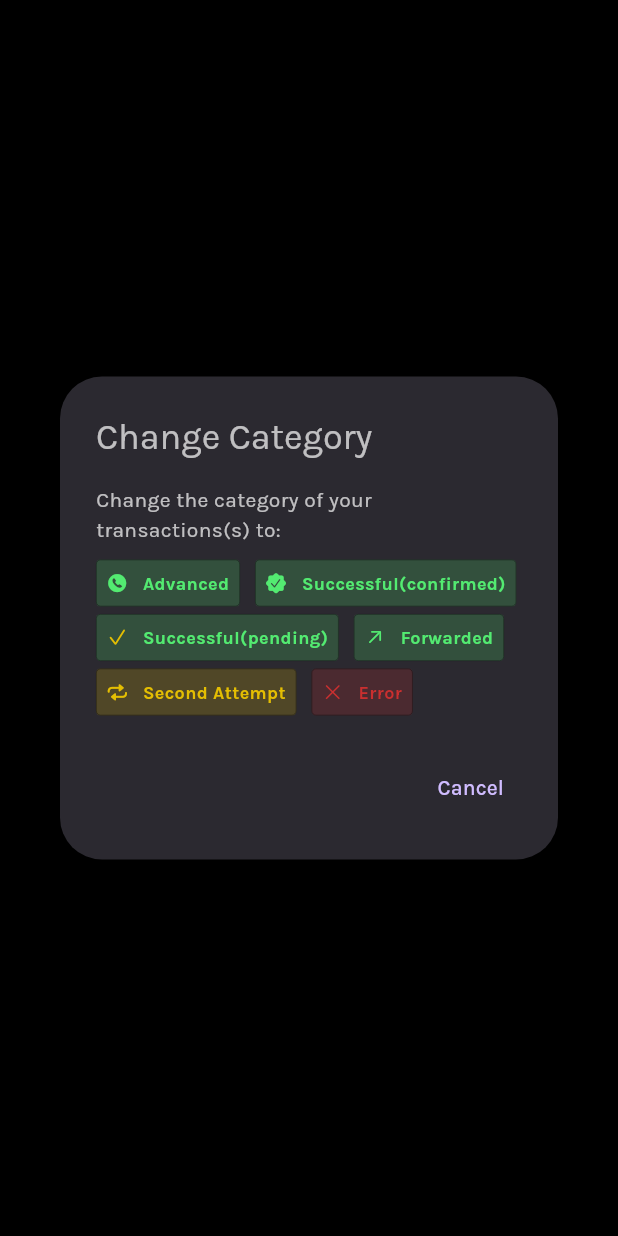
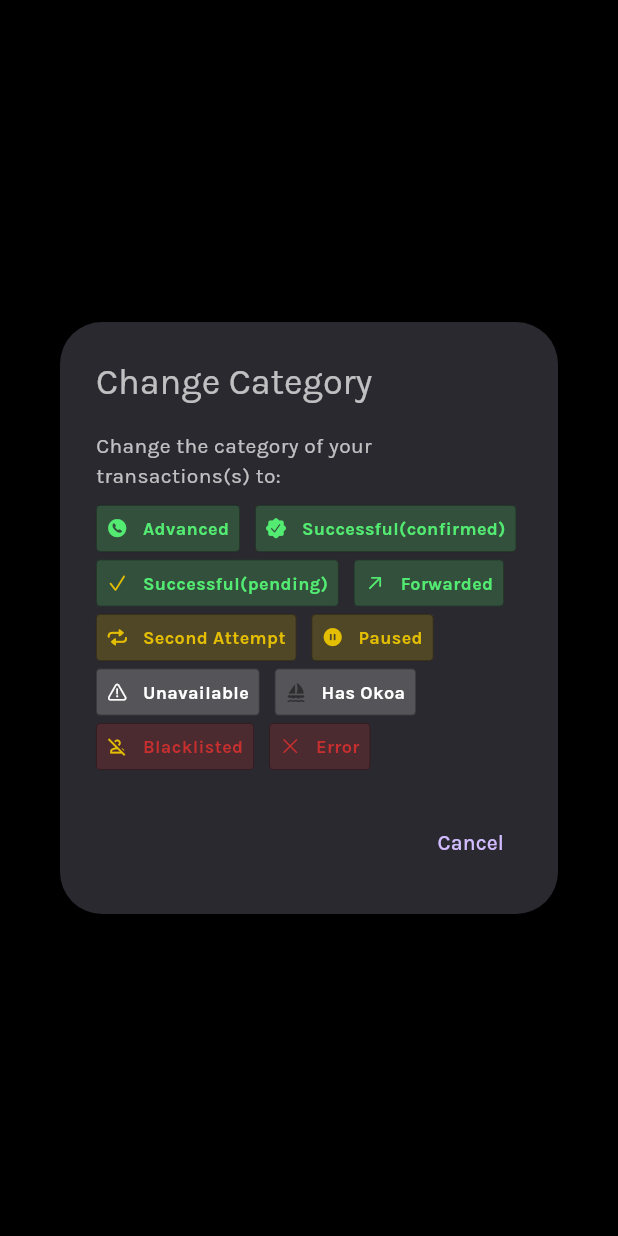
Before and after one commit to kemboikiplagat785-blip/bsat-flutter, a Flutter app: what showChangeCategoryDialog() shows on an empty page, opened directly, on a phone screen of 412 x 824 dp. Run offline on Flutter 3.47's test engine with Material 3 defaults, Android fonts, the light colour scheme and no system bars; our stand-ins replace csv, file_picker, firebase_auth, firebase_core, firebase_crashlytics, firebase_database and 10 more; missing offline and left inert: another_telephony, background_sms, flutter_accessibility_service, flutter_background_service, flutter_background_service_android, sim_data and 3 more; accounts and stored records are empty.

Commit message:
Bump version to 3.8.0+2

```diff
--- a/lib/components/dialogs/change category_dialog.dart
+++ b/lib/components/dialogs/change category_dialog.dart
@@ -128,6 +128,113 @@ Future<String?> showChangeCategoryDialog(BuildContext context) {
                   textSize: 12,
                   accentColor: kWarningColor,
                 ),
+                // New: Paused
+                toolButton(
+                  () async {
+                    if ((await showConfirmDialog(context,
+                            message: 'Change category to Paused?')) ??
+                        false) {
+                      Navigator.of(context).pop(TransactionStatuses.paused);
+                    }
+                  },
+                  Icon(
+                    CupertinoIcons.pause_circle_fill,
+                    color: kWarningColor,
+                    size: 14,
+                  ),
+                  'Paused',
+                  context,
+                  withBorder: true,
+                  textSize: 12,
+                  accentColor: kWarningColor,
+                ),
+
+                // New: Timed Out
+                // toolButton(
+                //   () async {
+                //     if ((await showConfirmDialog(context,
+                //             message: 'Change category to Timed out?')) ??
+                //         false) {
+                //       Navigator.of(context).pop(TransactionStatuses.timedOut);
+                //     }
+                //   },
+                //   Icon(
+                //     CupertinoIcons.timer,
+                //     color: kWarningColor,
+                //     size: 14,
+                //   ),
+                //   'Timed out',
+                //   context,
+                //   withBorder: true,
+                //   textSize: 12,
+                //   accentColor: kWarningColor,
+                // ),
+
+                // New: Unavailable Offer
+                toolButton(
+                  () async {
+                    if ((await showConfirmDialog(context,
+                            message:
+                                'Change category to Unavailable offer?')) ??
+                        false) {
+                      Navigator.of(context)
+                          .pop(TransactionStatuses.unavailableOffer);
+                    }
+                  },
+                  Icon(
+                    CupertinoIcons.exclamationmark_triangle,
+                    color: Colors.white,
+                    size: 14,
+                  ),
+                  'Unavailable',
+                  context,
+                  withBorder: true,
+                  textSize: 12,
+                  accentColor: Colors.white,
+                ),
+
+                // New: Has Okoa
+                toolButton(
+                  () async {
+                    if ((await showConfirmDialog(context,
+                            message: 'Change category to Has Okoa?')) ??
+                        false) {
+                      Navigator.of(context).pop(TransactionStatuses.hasOkoa);
+                    }
+                  },
+                  const Icon(
+                    Icons.sailing_rounded,
+                    color: kDullColor,
+                    size: 14,
+                  ),
+                  'Has Okoa',
+                  context,
+                  withBorder: true,
+                  textSize: 12,
+                  accentColor: Colors.white,
+                ),
+
+                // New: Blacklisted
+                toolButton(
+                  () async {
+                    if ((await showConfirmDialog(context,
+                            message: 'Change category to Blacklisted?')) ??
+                        false) {
+                      Navigator.of(context)
+                          .pop(TransactionStatuses.blacklisted);
+                    }
+                  },
+                  const Icon(
+                    Icons.person_off_outlined,
+                    color: kWarningColor,
+                    size: 14,
+                  ),
+                  'Blacklisted',
+                  context,
+                  withBorder: true,
+                  textSize: 12,
+                  accentColor: kErrorColor,
+                ),
                 toolButton(
                   () async {
                     if ((await showConfirmDialog(context,
@@ -148,6 +255,29 @@ Future<String?> showChangeCategoryDialog(BuildContext context) {
                   textSize: 12,
                   accentColor: kErrorColor,
                 ),
+
+                // New: Advanced Queue
+                // toolButton(
+                //   () async {
+                //     if ((await showConfirmDialog(context,
+                //             message: 'Change category to Advanced queue?')) ??
+                //         false) {
+                //       Navigator.of(context)
+                //           .pop(TransactionStatuses.advancedQueue);
+                //     }
+                //   },
+                //   Icon(
+                //     CupertinoIcons.arrow_right_circle_fill,
+                //     color: kIndigoColor,
+                //     size: 14,
+                //   ),
+                //   'Advanced queue',
+                //   context,
+                //   withBorder: true,
+                //   textSize: 12,
+                //   accentColor: kIndigoColor,
+                // ),
+
               ],
             )
           ],
--- a/lib/controllers/transaction_controller.dart
+++ b/lib/controllers/transaction_controller.dart
@@ -379,6 +379,8 @@ class TransactionController {
         USSDToDial1Sim2CanRetry3DoesExist4IsAdvanced5isActive[1],
       );
 
+      requestResponse[1] = await transactionStatus(requestResponse);
+
       if (requestResponse[1] == TransactionStatuses.error) {
         USSDToDial1Sim2CanRetry3DoesExist4IsAdvanced5isActive[2] = true;
       }
@@ -870,6 +872,8 @@ class TransactionController {
         ussdCode,
         simSubId,
       );
+
+      response[1] = await transactionStatus(response);
     } else {
       response = await _phoneService.makeMyRequest(
         ussdCode,
```
